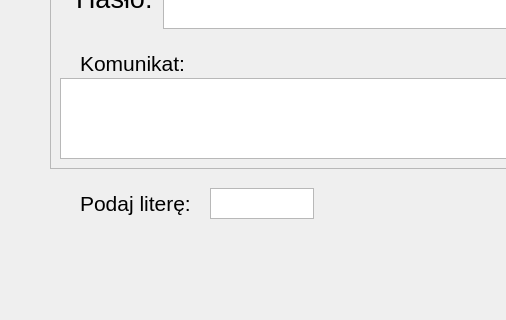
Before: the Qt Designer form wisielecokno.ui in olalis/wisielec_npg, drawn with Qt 5; both pictures show x 0 to 506 and y 292 to 612 of the 833 by 612 pixel window.
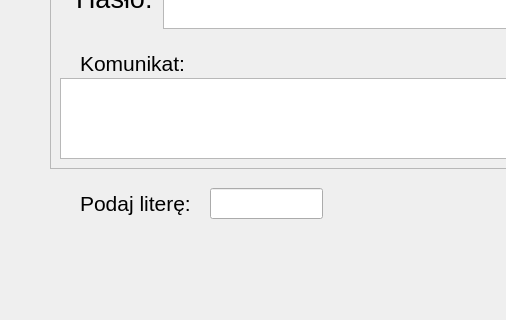
After: the same form once the commit is applied. Icons and pictures are not drawn.

Commit message: Wersja na Ubuntu

```diff
--- a/wisielecokno.ui
+++ b/wisielecokno.ui
@@ -103,16 +103,6 @@
      <string>Rozpocznij grę!</string>
     </property>
    </widget>
-   <widget class="QTextEdit" name="podaj_edt">
-    <property name="geometry">
-     <rect>
-      <x>210</x>
-      <y>480</y>
-      <width>104</width>
-      <height>31</height>
-     </rect>
-    </property>
-   </widget>
    <widget class="QLabel" name="podaj_btn">
     <property name="geometry">
      <rect>
@@ -232,7 +222,7 @@
      <string>Koniec</string>
     </property>
    </widget>
-   <widget class="QWidget" name="">
+   <widget class="QWidget" name="layoutWidget">
     <property name="geometry">
      <rect>
       <x>20</x>
@@ -384,6 +374,16 @@
      </item>
     </layout>
    </widget>
+   <widget class="QLineEdit" name="podaj_edt">
+    <property name="geometry">
+     <rect>
+      <x>210</x>
+      <y>480</y>
+      <width>113</width>
+      <height>31</height>
+     </rect>
+    </property>
+   </widget>
   </widget>
   <widget class="QMenuBar" name="menubar">
    <property name="geometry">
```
The commit also changes 1 other file.
